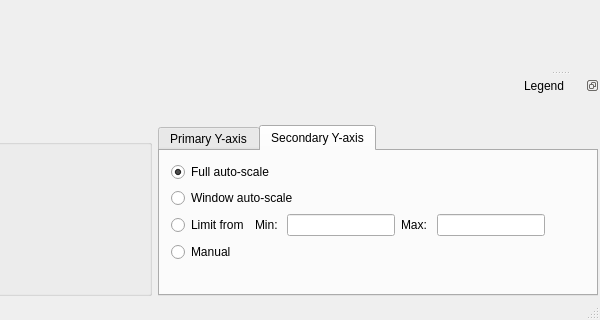
Qt form src/dialogs/mainwindow.ui (ModbusScope/ModbusScope) before a commit; both pictures show x 406 to 1006 and y 321 to 641 of the 1006 by 641 pixel window.
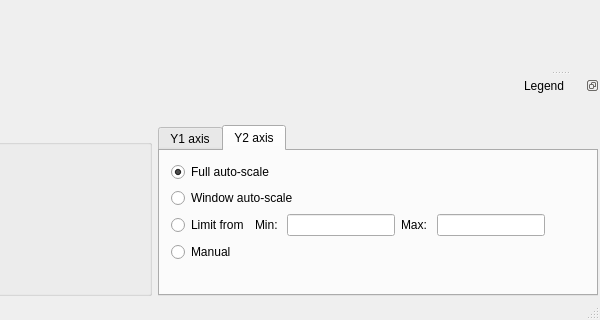
The same form after that commit. The open tabs and pages were chosen to show the change. Icons and pictures are not drawn. Custom widgets are drawn as their Qt base class.

Commit message: Rename primary/secondary

Diff of the .ui file:
```diff
--- a/src/dialogs/mainwindow.ui
+++ b/src/dialogs/mainwindow.ui
@@ -363,7 +363,7 @@
          </sizepolicy>
         </property>
         <attribute name="title">
-         <string>Primary Y-axis</string>
+         <string>Y1 axis</string>
         </attribute>
         <layout class="QHBoxLayout" name="horizontalLayout_4">
          <item>
@@ -485,7 +485,7 @@
          </sizepolicy>
         </property>
         <attribute name="title">
-         <string>Secondary Y-axis</string>
+         <string>Y2 axis</string>
         </attribute>
         <layout class="QHBoxLayout" name="horizontalLayout_5">
          <item>
```
Left out of the diff: 2 changed lines with no effect on the pictures. The commit also changes 4 other files.
